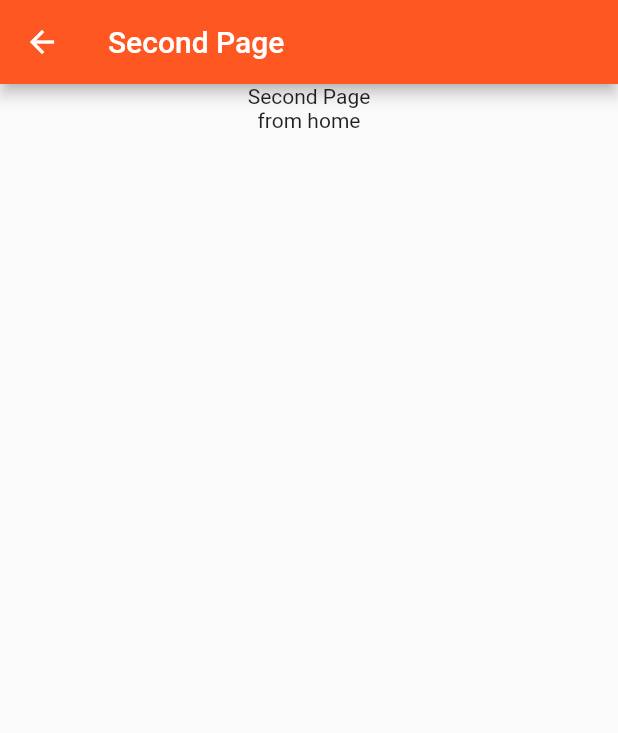
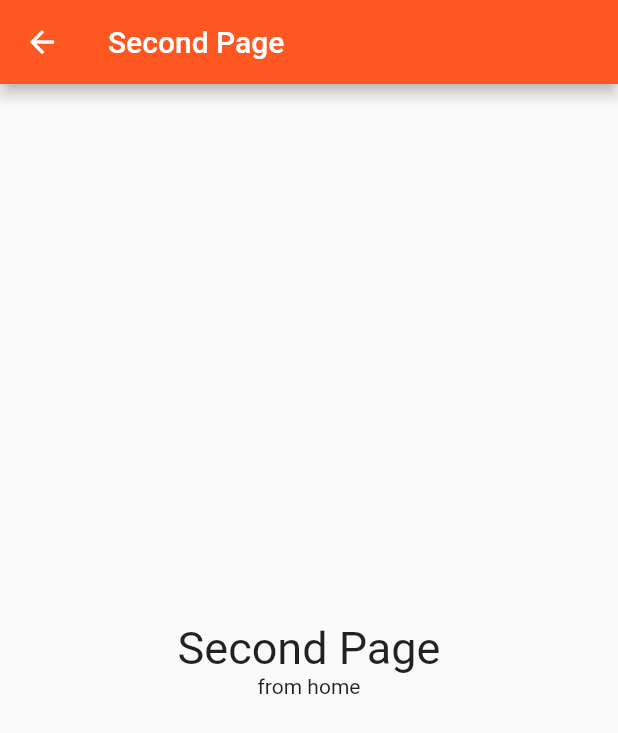
Before and after one commit to Prakash-Selvaraj-Ash/prakash.selvaraj-outlook.com, a Flutter app: the HomePage screen opened by its route, after a tap on "GO TO NextPage", on a phone screen of 412 x 824 dp. Shown: the top 733 px of the screen. Run offline on Flutter 3.47's test engine with Material 2 defaults, Android fonts, the phone set to English and light mode, and no system bars.

Commit message:
style given

```diff
--- a/named_router/lib/home_page.dart
+++ b/named_router/lib/home_page.dart
@@ -7,9 +7,11 @@ class HomePage extends StatelessWidget {
       appBar: AppBar(
         title: Text('Home'),
       ),
-      body: Column(
+      body: Center(
+        child: Column(
+          mainAxisAlignment: MainAxisAlignment.center,
           children: <Widget>[
-          Text('HomePage'),
+            Text('HomePage', style: TextStyle(fontSize: 20),),
             RaisedButton(
               child: Text('GO TO NextPage'),
               onPressed: () {
@@ -19,6 +21,7 @@ class HomePage extends StatelessWidget {
             )
           ],
         ),
+      ),
     );
   }
 }
--- a/named_router/lib/second_page.dart
+++ b/named_router/lib/second_page.dart
@@ -13,7 +13,8 @@ class SecondPage extends StatelessWidget {
       body: Container(
         child: Center(
           child: Column(
-            children: <Widget>[Text('Second Page'), Text(this.data)],
+            mainAxisAlignment: MainAxisAlignment.center,
+            children: <Widget>[Text('Second Page', style: TextStyle(fontSize: 30),), Text(this.data)],
           ),
         ),
       ),
```
Lines whose indentation alone changed are shown as unchanged.
